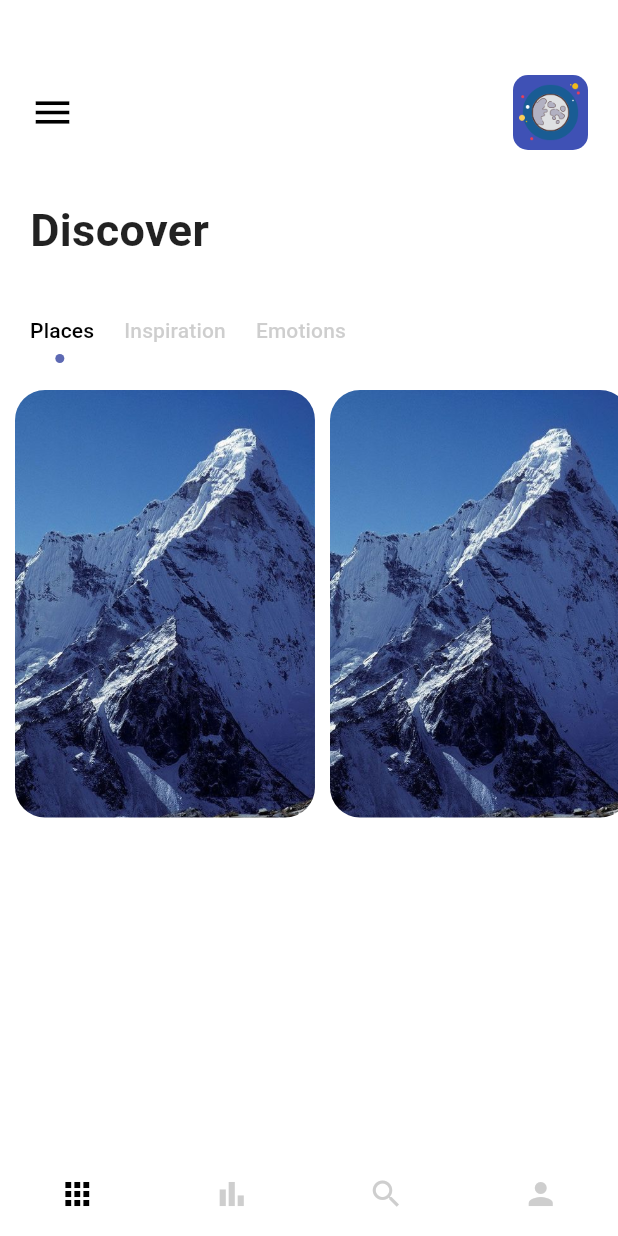
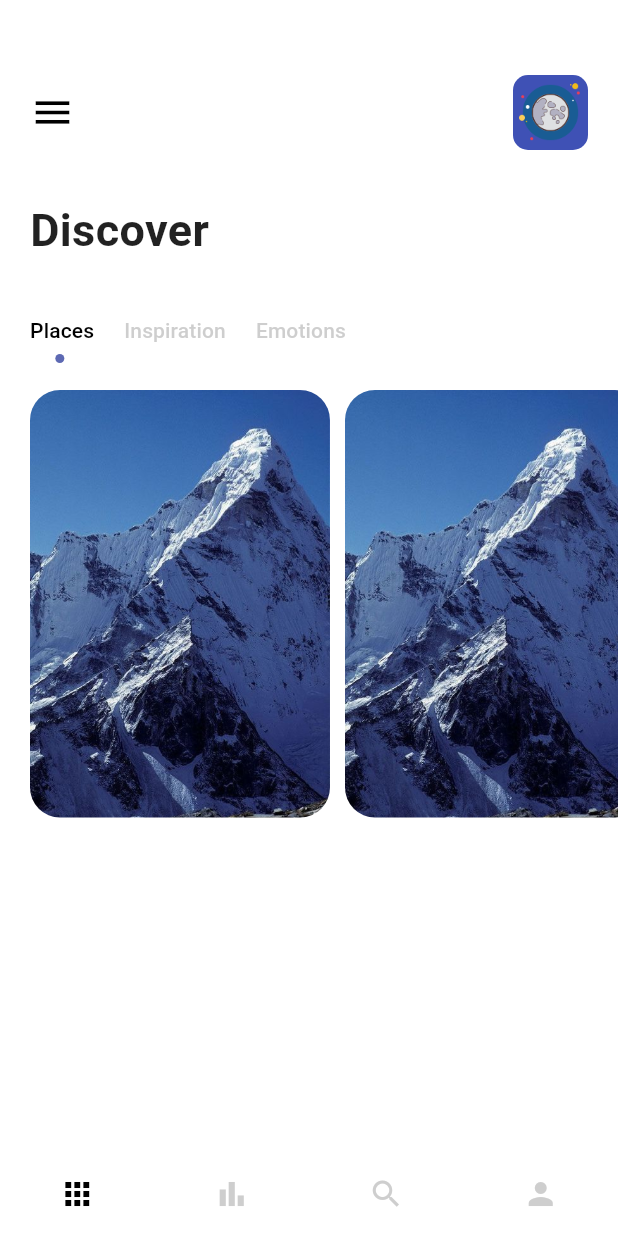
Before and after one commit to AlexEduV/flutter_travel_app, a Flutter app: the screen it shows after launch, on a phone screen of 412 x 824 dp. Run offline on Flutter 3.47's test engine with Material 3 defaults, Android fonts, the phone set to English and light mode, and no system bars.

Commit message:
fixed carousel spacings;

```diff
--- a/lib/pages/navigationPages/home_item_page.dart
+++ b/lib/pages/navigationPages/home_item_page.dart
@@ -110,12 +110,13 @@ class _HomeItemPageState extends State<HomeItemPage> {
       return ListView.builder(
         itemCount: 3,
         scrollDirection: Axis.horizontal,
+        padding: const EdgeInsets.only(left: 20),
         itemBuilder: (BuildContext context, int index) {
 
           return Container(
             height: 300,
             width: 200,
-            margin: const EdgeInsets.only(top: 15.0, left: 10.0),
+            margin: const EdgeInsets.only(top: 15.0, right: 10.0),
             decoration: BoxDecoration(
                 borderRadius: BorderRadius.circular(20),
                 color: Colors.white,
```
